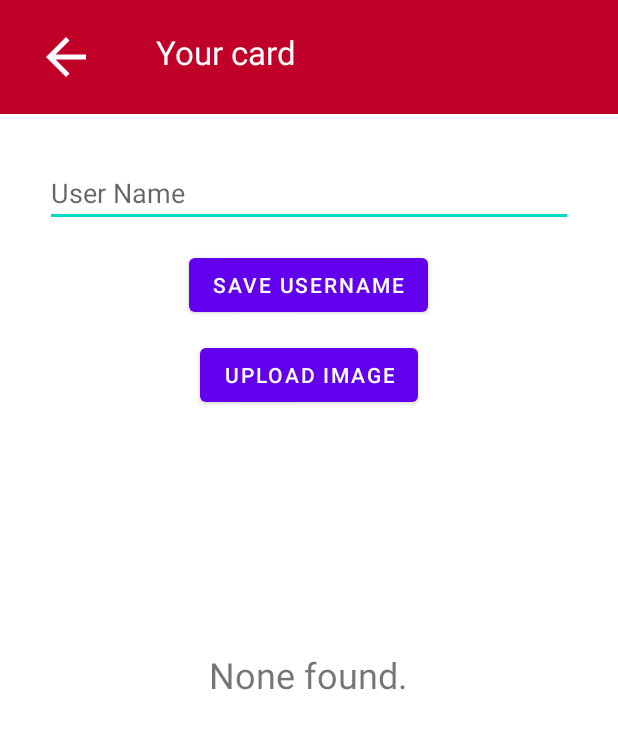
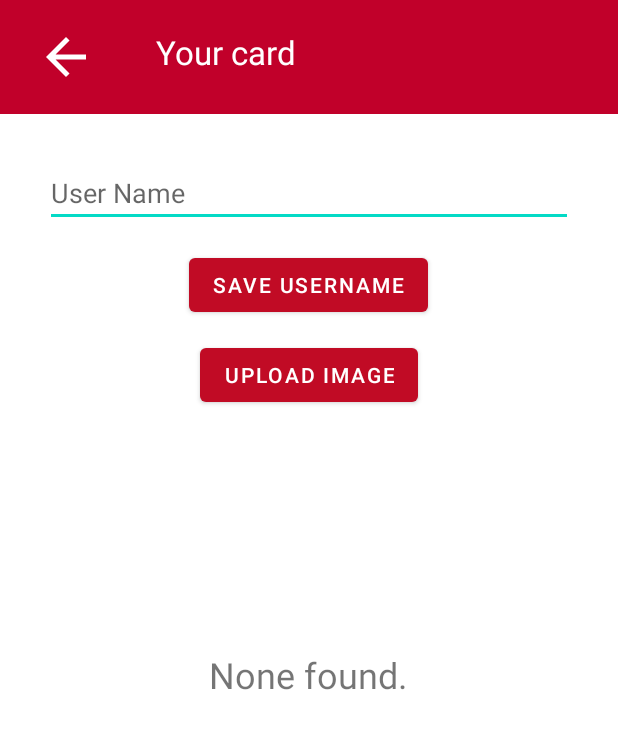
Before and after one commit to Vonzii/ticket, an Android app: the screen it shows after launch (MainActivity), on a phone screen of 412 x 824 dp. Shown: the top 729 px of the screen. Run offline under Robolectric (Android 15) with nearby library versions, the phone set to English and light mode, and no system bars.

Commit message:
Minor adjustments and APK

```diff
--- a/app/src/main/java/com/example/ticket/FragmentOne.java
+++ b/app/src/main/java/com/example/ticket/FragmentOne.java
@@ -93,9 +93,9 @@ public class FragmentOne extends Fragment {
 
         String statusMessage;
         if (usernameExists && profileImageExists) {
-            statusMessage = "User Name and Profile Picture found. \n Sometimes, it says username found, but its not, just reenter the name for safety";
+            statusMessage = "User Name and Profile Picture found.";
         } else if (usernameExists) {
-            statusMessage = "User Name Found. Please add Profile Picture. \n Sometimes, it says username found, but its not, just reenter the name for safety";
+            statusMessage = "User Name Found. Please add Profile Picture.";
         } else if (profileImageExists) {
             statusMessage = "Profile Picture Found. Please add User Name.";
         } else {
--- a/app/src/main/java/com/example/ticket/FragmentTwo.java
+++ b/app/src/main/java/com/example/ticket/FragmentTwo.java
@@ -119,7 +119,7 @@ public class FragmentTwo extends Fragment {
                     //text.append("\n"); // Uncomment if multiline content is expected
                 }
                 userName = text.toString();
-                courseView.setText(text.toString() + " Semesterticket M Sc");
+                courseView.setText(text.toString() + " Semesterticket B Sc");
             } catch (IOException e) {
                 Log.e("FragmentTwo", "Error reading username.txt", e);
             }
--- a/app/src/main/java/com/example/ticket/MainActivity.java
+++ b/app/src/main/java/com/example/ticket/MainActivity.java
@@ -1,11 +1,17 @@
 package com.example.ticket;
 
 import androidx.appcompat.app.AppCompatActivity;
+import androidx.core.content.ContextCompat;
 import androidx.fragment.app.Fragment;
 
+import android.os.Build;
 import android.os.Bundle;
 import android.view.View;
+import android.view.Window;
+import android.view.WindowManager;
 import android.widget.Button;
+
+import java.io.File;
 
 public class MainActivity extends AppCompatActivity {
 
@@ -20,6 +26,19 @@ public class MainActivity extends AppCompatActivity {
         getSupportFragmentManager().beginTransaction()
                 .replace(R.id.fragment_container, new FragmentOne())
                 .commit();
+
+        // Check if username and profile image exist
+        boolean usernameExists = new File(getApplicationContext().getFilesDir(), "username.txt").exists();
+        boolean profileImageExists = new File(getApplicationContext().getFilesDir(), "profile.jpg").exists();
+
+        // If both files exist, switch to the other fragment immediately
+        if (usernameExists && profileImageExists) {
+            Fragment fragment = new FragmentTwo(); // Assuming you want to switch to FragmentTwo in this case
+            getSupportFragmentManager().beginTransaction()
+                    .replace(R.id.fragment_container, fragment)
+                    .commit();
+            isFragmentOneLoaded = false; // Update the flag accordingly
+        }
 
         Button switchButton = findViewById(R.id.switch_fragment_button);
         switchButton.setOnClickListener(new View.OnClickListener() {
@@ -39,5 +58,12 @@ public class MainActivity extends AppCompatActivity {
                 isFragmentOneLoaded = !isFragmentOneLoaded;
             }
         });
+
+        if (Build.VERSION.SDK_INT >= Build.VERSION_CODES.LOLLIPOP) {
+            Window window = getWindow();
+            window.addFlags(WindowManager.LayoutParams.FLAG_DRAWS_SYSTEM_BAR_BACKGROUNDS);
+            window.setStatusBarColor(ContextCompat.getColor(this, R.color.black));
+            //window.setNavigationBarColor(ContextCompat.getColor(this, R.color.red));
+        }
     }
 }
--- a/app/src/main/res/layout/fragment_one.xml
+++ b/app/src/main/res/layout/fragment_one.xml
@@ -15,6 +15,7 @@
         android:layout_width="wrap_content"
         android:layout_height="wrap_content"
         android:text="Save Username"
+        style="@style/RedButton"
         android:layout_gravity="center_horizontal"
         android:layout_marginTop="80dp"/>
 
@@ -23,6 +24,7 @@
         android:layout_width="wrap_content"
         android:layout_height="wrap_content"
         android:text="Upload Image"
+        style="@style/RedButton"
         android:layout_gravity="center_horizontal"
         android:layout_marginTop="140dp"/>
 
--- a/app/src/main/res/values/colors.xml
+++ b/app/src/main/res/values/colors.xml
@@ -2,4 +2,5 @@
 <resources>
     <color name="black">#FF000000</color>
     <color name="white">#FFFFFFFF</color>
+    <color name="red">#c10b25</color>
 </resources>
--- a/app/src/main/res/values/styles.xml
+++ b/app/src/main/res/values/styles.xml
@@ -3,5 +3,9 @@
     <style name="AppTheme" parent="Theme.MaterialComponents.Light.NoActionBar">
         <!-- Customize your theme here. -->
     </style>
+    <style name="RedButton" parent="Widget.MaterialComponents.Button">
+        <item name="backgroundTint">@color/red</item>
+        <item name="android:textColor">@android:color/white</item>
+    </style>
 
 </resources>
```
Also changed, not shown: 2 other files.
